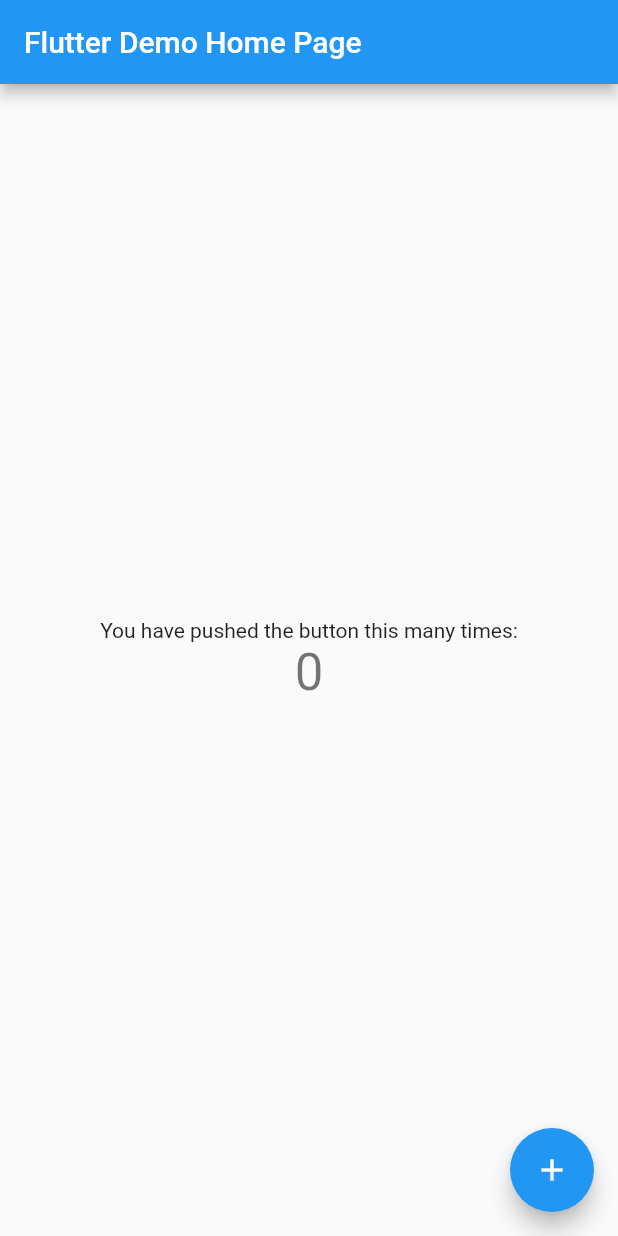
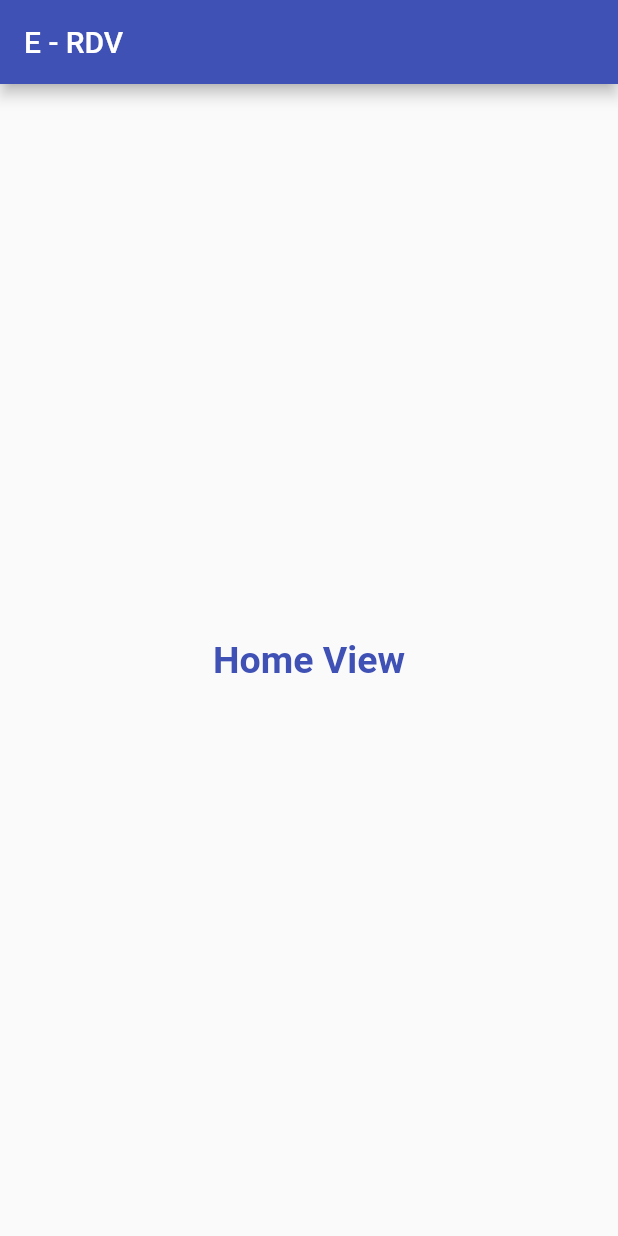
Before and after one commit to JordyHers/e_rdv_health, a Flutter app: the screen it shows after launch, on a phone screen of 412 x 824 dp. Run offline on Flutter 3.47's test engine with Material 2 defaults, Android fonts, the phone set to English and light mode, and no system bars.

Commit message:
HomePage created

```diff
--- /dev/null
+++ b/lib/constants/Strings.dart
@@ -0,0 +1,3 @@
+class Rd {
+  static final title = 'E - RDV';
+}
--- a/lib/main.dart
+++ b/lib/main.dart
@@ -1,113 +1,20 @@
+import 'package:e_rdv_health/view/home_view.dart';
 import 'package:flutter/material.dart';
+import 'constants/Strings.dart';
 
 void main() {
-  runApp(MyApp());
+  runApp(ERdv());
 }
 
-class MyApp extends StatelessWidget {
-  // This widget is the root of your application.
+class ERdv extends StatelessWidget {
   @override
   Widget build(BuildContext context) {
     return MaterialApp(
       title: 'Flutter Demo',
       theme: ThemeData(
-        // This is the theme of your application.
-        //
-        // Try running your application with "flutter run". You'll see the
-        // application has a blue toolbar. Then, without quitting the app, try
-        // changing the primarySwatch below to Colors.green and then invoke
-        // "hot reload" (press "r" in the console where you ran "flutter run",
-        // or simply save your changes to "hot reload" in a Flutter IDE).
-        // Notice that the counter didn't reset back to zero; the application
-        // is not restarted.
-        primarySwatch: Colors.blue,
+        primarySwatch: Colors.indigo,
       ),
-      home: MyHomePage(title: 'Flutter Demo Home Page'),
+      home: HomePage(title: Rd.title),
     );
   }
 }
-
-class MyHomePage extends StatefulWidget {
-  MyHomePage({Key key, this.title}) : super(key: key);
-
-  // This widget is the home page of your application. It is stateful, meaning
-  // that it has a State object (defined below) that contains fields that affect
-  // how it looks.
-
-  // This class is the configuration for the state. It holds the values (in this
-  // case the title) provided by the parent (in this case the App widget) and
-  // used by the build method of the State. Fields in a Widget subclass are
-  // always marked "final".
-
-  final String title;
-
-  @override
-  _MyHomePageState createState() => _MyHomePageState();
-}
-
-class _MyHomePageState extends State<MyHomePage> {
-  int _counter = 0;
-
-  void _incrementCounter() {
-    setState(() {
-      // This call to setState tells the Flutter framework that something has
-      // changed in this State, which causes it to rerun the build method below
-      // so that the display can reflect the updated values. If we changed
-      // _counter without calling setState(), then the build method would not be
-      // called again, and so nothing would appear to happen.
-      _counter++;
-    });
-  }
-
-  @override
-  Widget build(BuildContext context) {
-    // This method is rerun every time setState is called, for instance as done
-    // by the _incrementCounter method above.
-    //
-    // The Flutter framework has been optimized to make rerunning build methods
-    // fast, so that you can just rebuild anything that needs updating rather
-    // than having to individually change instances of widgets.
-    return Scaffold(
-      appBar: AppBar(
-        // Here we take the value from the MyHomePage object that was created by
-        // the App.build method, and use it to set our appbar title.
-        title: Text(widget.title),
-      ),
-      body: Center(
-        // Center is a layout widget. It takes a single child and positions it
-        // in the middle of the parent.
-        child: Column(
-          // Column is also a layout widget. It takes a list of children and
-          // arranges them vertically. By default, it sizes itself to fit its
-          // children horizontally, and tries to be as tall as its parent.
-          //
-          // Invoke "debug painting" (press "p" in the console, choose the
-          // "Toggle Debug Paint" action from the Flutter Inspector in Android
-          // Studio, or the "Toggle Debug Paint" command in Visual Studio Code)
-          // to see the wireframe for each widget.
-          //
-          // Column has various properties to control how it sizes itself and
-          // how it positions its children. Here we use mainAxisAlignment to
-          // center the children vertically; the main axis here is the vertical
-          // axis because Columns are vertical (the cross axis would be
-          // horizontal).
-          mainAxisAlignment: MainAxisAlignment.center,
-          children: <Widget>[
-            Text(
-              'You have pushed the button this many times:',
-            ),
-            Text(
-              '$_counter',
-              style: Theme.of(context).textTheme.headline4,
-            ),
-          ],
-        ),
-      ),
-      floatingActionButton: FloatingActionButton(
-        onPressed: _incrementCounter,
-        tooltip: 'Increment',
-        child: Icon(Icons.add),
-      ), // This trailing comma makes auto-formatting nicer for build methods.
-    );
-  }
-}
--- /dev/null
+++ b/lib/view/home_view.dart
@@ -0,0 +1,32 @@
+import 'package:e_rdv_health/constants/Strings.dart';
+import 'package:flutter/material.dart';
+
+class HomePage extends StatelessWidget {
+  final String title;
+  const HomePage({Key key, this.title}) : super(key: key);
+
+  @override
+  Widget build(BuildContext context) {
+    return Scaffold(
+      appBar: AppBar(
+        title: Text(Rd.title),
+      ),
+      body: Column(
+        mainAxisAlignment: MainAxisAlignment.center,
+        children: [
+          Center(
+            child: Container(
+              child: Text(
+                'Home View',
+                style: TextStyle(
+                    fontSize: 25,
+                    fontWeight: FontWeight.bold,
+                    color: Theme.of(context).primaryColor),
+              ),
+            ),
+          )
+        ],
+      ),
+    );
+  }
+}
```
Also changed, not shown: 1 other file.
